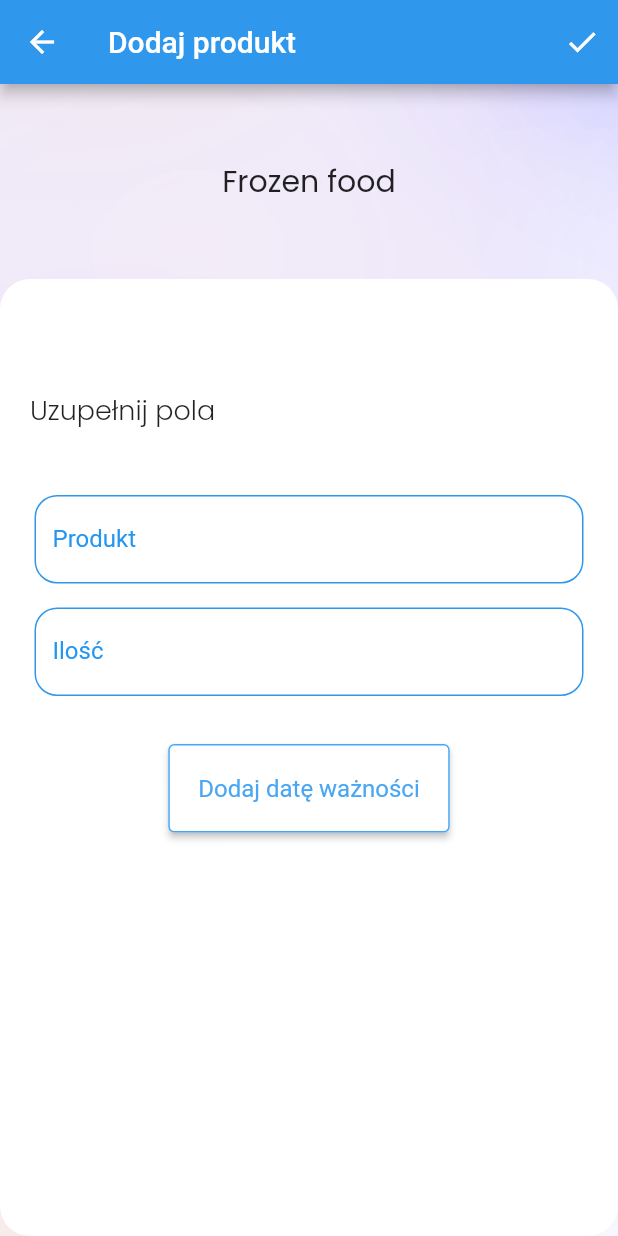
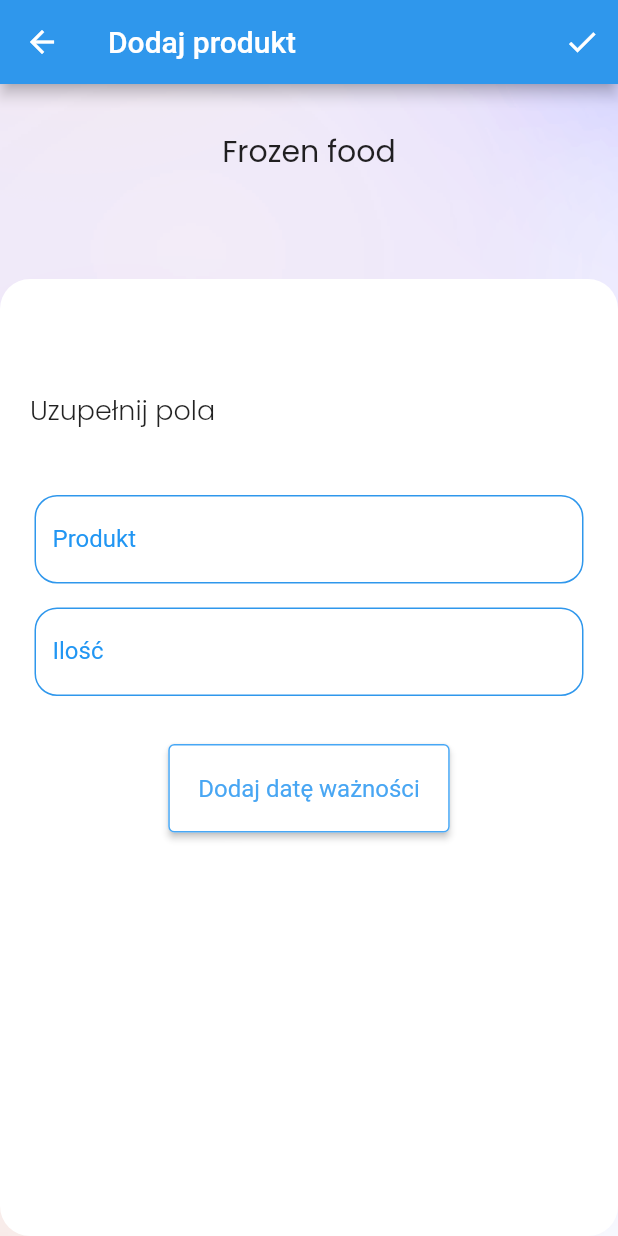
Before and after one commit to romanmatla/frozenfood23, a Flutter app: the AddPageContent screen opened directly with empty values, on a phone screen of 412 x 824 dp. Run offline on Flutter 3.47's test engine with Material 2 defaults, Android fonts, the phone set to English and light mode, and no system bars; our stand-ins replace bloc, cloud_firestore, dio, firebase_auth, firebase_core, flutter_bloc and 5 more; accounts and stored records are empty; generated files the repository leaves out were written again; network calls fail; statements that could not run were skipped.

Commit message:
Set the height of sizedBox add_page

```diff
--- a/lib/app/features/home/add/add_page_content.dart
+++ b/lib/app/features/home/add/add_page_content.dart
@@ -95,7 +95,7 @@ class _AddPageContentState extends State<AddPageContent> {
         child: Column(
           mainAxisAlignment: MainAxisAlignment.center,
           children: [
-            const SizedBox(height: 40),
+            const SizedBox(height: 20),
             Padding(
               padding: const EdgeInsets.all(10.0),
               child: Text(
@@ -106,7 +106,7 @@ class _AddPageContentState extends State<AddPageContent> {
                 ),
               ),
             ),
-            const SizedBox(height: 40),
+            const SizedBox(height: 60),
             Expanded(
               child: Container(
                 decoration: BoxDecoration(
@@ -153,7 +153,6 @@ class _AddPageContentState extends State<AddPageContent> {
                           if (_dateTime == null)
                             const Text(
                               'Nie wybrano daty',
-                              // DateFormat.yMd().format(_dateTime),
                             ),
                           Padding(
                             padding: const EdgeInsets.all(8.0),
```
